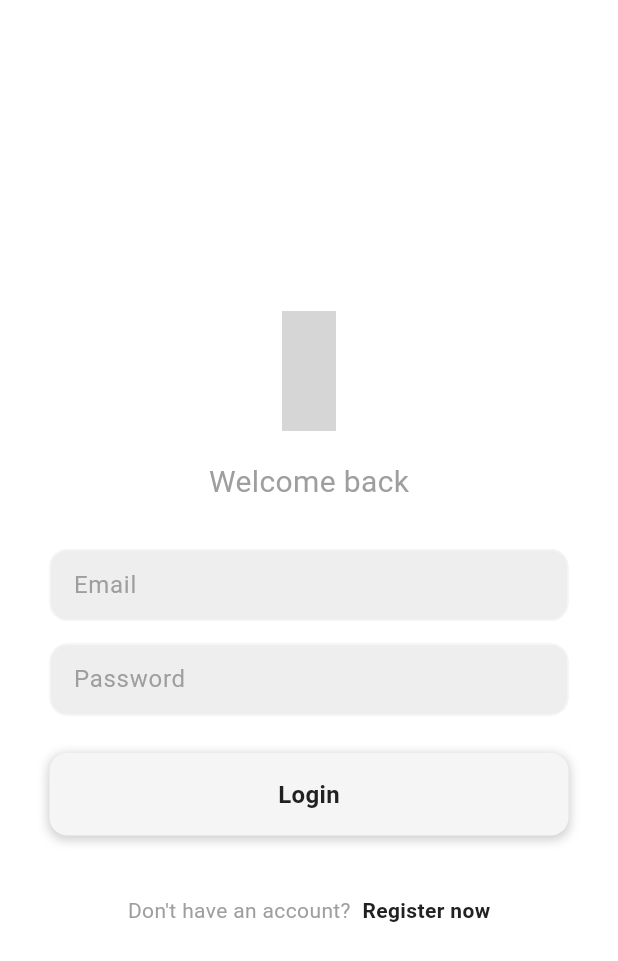
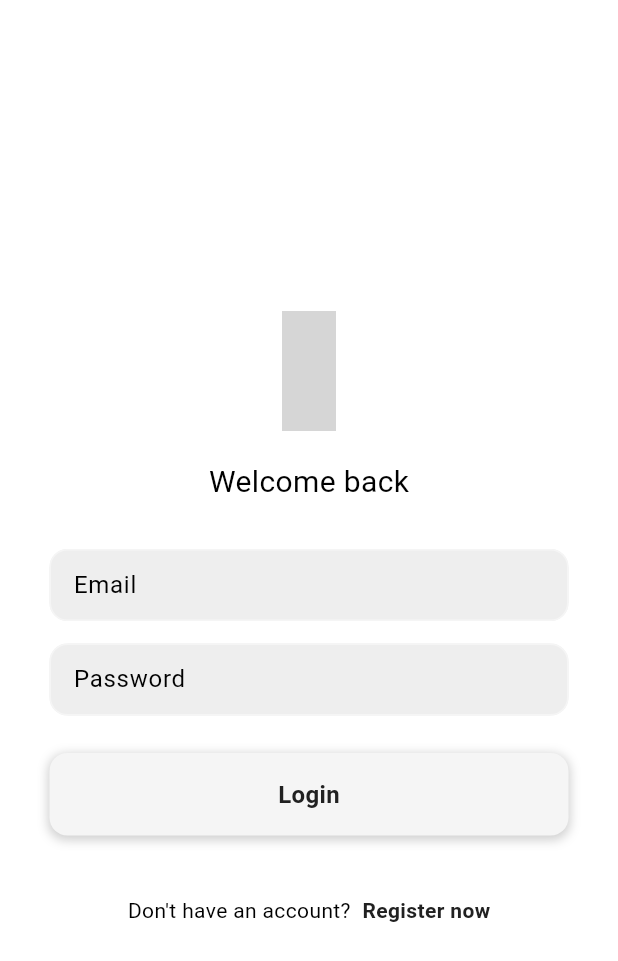
Before and after one commit to mhussainyousof/Instagram, a Flutter app: the screen it shows after launch, on a phone screen of 412 x 824 dp. Shown: the top 961 px of the screen. Run offline on Flutter 3.47's test engine with Material 3 defaults, Android fonts, the phone set to English and light mode, and no system bars; our stand-ins replace cached_network_image, cloud_firestore, file_picker, firebase_auth, firebase_core, flutter_bloc and 4 more; missing offline and left inert: cloudinary_public; accounts and stored records are empty; grey boxes are pictures that could not be loaded.

Commit message:
Theme Colors Changed

```diff
--- a/lib/features/auth/home/presentation/components/header_text.dart
+++ b/lib/features/auth/home/presentation/components/header_text.dart
@@ -19,7 +19,7 @@ class ProfileHeader extends StatelessWidget {
             fontWeight: FontWeight.bold,
             foreground: Paint()
               ..shader = LinearGradient( // Instagram-like gradient
-                colors: [Colors.pink, Colors.purple, Colors.green],
+                colors: [Colors.pink, Colors.purple, Colors.deepPurpleAccent],
                 begin: Alignment.topLeft,
                 end: Alignment.bottomLeft,
               ).createShader(Rect.fromLTWH(0.0, 0.0, 200.0, 70.0)),
--- a/lib/features/post/presentation/components/comment_sheet.dart
+++ b/lib/features/post/presentation/components/comment_sheet.dart
@@ -71,6 +71,8 @@ class CommentSheet extends StatelessWidget {
       timestamp: DateTime.now(),
     );
 
+
+
     postCubit.addComment(post.id, newComment);
   }
 
--- a/lib/theme/dark_mode.dart
+++ b/lib/theme/dark_mode.dart
@@ -3,8 +3,9 @@ import 'package:flutter/material.dart';
 ThemeData darkMode = ThemeData(
   colorScheme: const ColorScheme.dark(
     surface: Color.fromARGB(255, 9, 9, 9),
-    primary: Color.fromARGB(255, 105, 105, 105),
-    secondary: Color.fromARGB(255, 20, 20, 20),
+    primary: Color.fromARGB(255, 255, 255, 255),
+    secondary: Color.fromARGB(255, 255, 255, 255),
+    // secondary: Color.fromARGB(255, 20, 20, 20),
 
     tertiary: Color.fromARGB(255, 29, 29, 29),
     inversePrimary: Color.fromARGB(255, 195, 195, 195),
--- a/lib/theme/light_mode.dart
+++ b/lib/theme/light_mode.dart
@@ -3,7 +3,7 @@ import 'package:flutter/material.dart';
 ThemeData lightMode = ThemeData(
   colorScheme: ColorScheme.light(
     surface: Colors.grey.shade300,
-    primary: Colors.grey.shade500,
+    primary: Colors.black,
     secondary: Colors.grey.shade200,
     tertiary: Colors.grey.shade100,
     inversePrimary: Colors.grey.shade900,
```
Also changed, not shown: lib/features/post/presentation/components/comment_tile.dart (+15 -16 lines).
